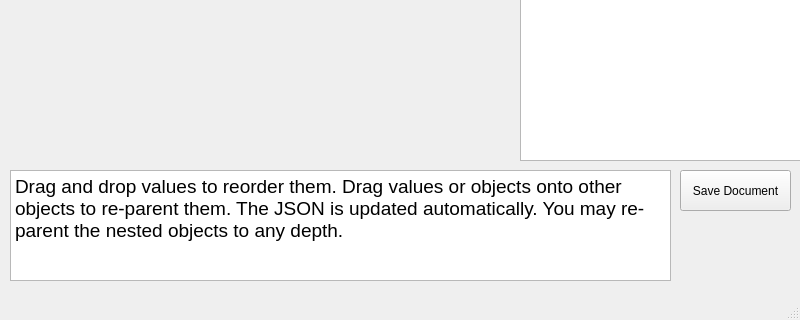
First picture: the form in mainwindow.ui, repository cynicmusic/JsonNodeViewer, before the edit; both pictures show x 0 to 800 and y 296 to 616 of the 800 by 616 pixel window.
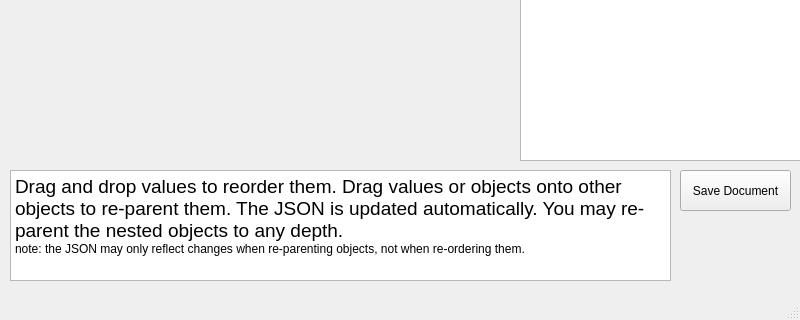
Second picture: the form after the edit.

Diff of the .ui file:
```diff
--- a/mainwindow.ui
+++ b/mainwindow.ui
@@ -61,7 +61,8 @@
 &lt;html&gt;&lt;head&gt;&lt;meta name=&quot;qrichtext&quot; content=&quot;1&quot; /&gt;&lt;style type=&quot;text/css&quot;&gt;
 p, li { white-space: pre-wrap; }
 &lt;/style&gt;&lt;/head&gt;&lt;body style=&quot; font-family:'MS Shell Dlg 2'; font-size:8.25pt; font-weight:400; font-style:normal;&quot;&gt;
-&lt;p style=&quot; margin-top:0px; margin-bottom:0px; margin-left:0px; margin-right:0px; -qt-block-indent:0; text-indent:0px;&quot;&gt;&lt;span style=&quot; font-size:14pt;&quot;&gt;Drag and drop values to reorder them. Drag values or objects onto other objects to re-parent them. The JSON is updated automatically. You may re-parent the nested objects to any depth.&lt;/span&gt;&lt;/p&gt;&lt;/body&gt;&lt;/html&gt;</string>
+&lt;p style=&quot; margin-top:0px; margin-bottom:0px; margin-left:0px; margin-right:0px; -qt-block-indent:0; text-indent:0px;&quot;&gt;&lt;span style=&quot; font-size:14pt;&quot;&gt;Drag and drop values to reorder them. Drag values or objects onto other objects to re-parent them. The JSON is updated automatically. You may re-parent the nested objects to any depth.&lt;/span&gt;&lt;/p&gt;
+&lt;p style=&quot; margin-top:0px; margin-bottom:0px; margin-left:0px; margin-right:0px; -qt-block-indent:0; text-indent:0px;&quot;&gt;&lt;span style=&quot; font-size:9pt;&quot;&gt;note: the JSON may only reflect changes when re-parenting objects, not when re-ordering them.&lt;/span&gt;&lt;/p&gt;&lt;/body&gt;&lt;/html&gt;</string>
     </property>
    </widget>
   </widget>
```
